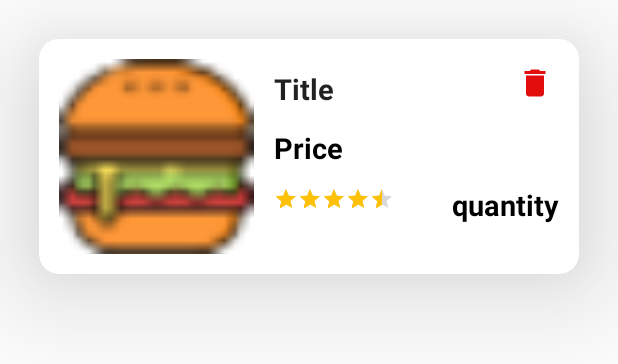
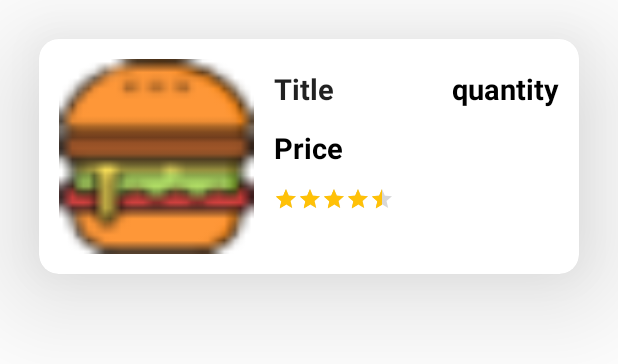
Before and after one commit to aliboss755/myAmazon, an Android app: the layout custom_card.xml on its own in the app's theme, with its tools: preview values and no code run, on a phone screen of 412 x 824 dp. Shown: the top 364 px of the screen. Run offline under Robolectric (Android 15) with nearby library versions, the phone set to English and light mode, and no system bars.

```diff
--- a/app/src/main/java/com/example/myamazon/ViewProductActivity.java
+++ b/app/src/main/java/com/example/myamazon/ViewProductActivity.java
@@ -99,6 +99,7 @@ public class ViewProductActivity extends AppCompatActivity implements OnItemClic
         binding.productRv.setAdapter ( adepter );
         binding.productRv.setLayoutManager ( new GridLayoutManager ( this, 2, LinearLayoutManager.VERTICAL, false ) );
         binding.productRv.setHasFixedSize ( true );
+        //noinspection deprecation
         binding.BottomNavigationView.setOnNavigationItemSelectedListener ( this::onNavigationItemSelected2 );
 
 
--- a/app/src/main/java/com/example/myamazon/ViewProductCustomerActivity.java
+++ b/app/src/main/java/com/example/myamazon/ViewProductCustomerActivity.java
@@ -65,7 +65,7 @@ public class ViewProductCustomerActivity extends AppCompatActivity implements On
             // Handle item selection here
             switch (item.getItemId ( )) {
                 case R.id.bag:
-                    startActivity ( new Intent ( getBaseContext ( ), Ordering_CartActivity.class ).putExtra ( "customerId", id ) );
+                    launcher.launch ( new Intent ( getBaseContext ( ), Ordering_CartActivity.class ).putExtra ( "customerId", id ) );
                     return true;
                 case R.id.persone:
                     startActivity ( new Intent ( getBaseContext ( ), UserPageActivity.class ).putExtra ( "name", userName ).putExtra ( "id", id ) );
--- a/app/src/main/java/com/example/myamazon/productCustomerAdapter.java
+++ b/app/src/main/java/com/example/myamazon/productCustomerAdapter.java
@@ -56,7 +56,6 @@ public class productCustomerAdapter extends RecyclerView.Adapter<productCustomer
             title=binding.productName;
             quantity=binding.productQuantities;
             price=binding.productPrice;
-            deleteImage=binding.productDeleted;
             productImage=binding.productImage;
 
         }
--- a/app/src/main/res/layout/activity_add_new_product.xml
+++ b/app/src/main/res/layout/activity_add_new_product.xml
@@ -92,6 +92,7 @@
                 <com.google.android.material.textfield.TextInputEditText
                     android:id="@+id/product_price"
                     android:layout_width="match_parent"
+                    android:inputType="number"
                     android:layout_height="match_parent"
                     style="@style/Widget.MaterialComponents.TextInputLayout.OutlinedBox"
                     android:hint="@string/product_price"
@@ -109,6 +110,8 @@
                     android:id="@+id/product_quantity"
                     android:layout_width="match_parent"
                     android:layout_height="match_parent"
+                    android:inputType="number"
+
                     android:hint="@string/product_quantity"
                     android:textColorHint="@color/black" />
 
--- a/app/src/main/res/layout/custom_card.xml
+++ b/app/src/main/res/layout/custom_card.xml
@@ -13,43 +13,41 @@
     <androidx.constraintlayout.widget.ConstraintLayout
         android:layout_width="match_parent"
         android:layout_height="match_parent"
-        android:padding="@dimen/_10sdp"
-        >
+        android:padding="@dimen/_10sdp">
 
         <ImageView
             android:id="@+id/product_Image"
             android:layout_width="@dimen/_100sdp"
             android:layout_height="@dimen/_100sdp"
+            android:src="@drawable/hamburger"
             app:layout_constraintStart_toStartOf="parent"
-            app:layout_constraintTop_toTopOf="parent"
-            android:src="@drawable/hamburger"
-            />
+            app:layout_constraintTop_toTopOf="parent" />
 
         <TextView
             android:id="@+id/product_Name"
+            style="@style/TextAppearance.AppCompat.Headline"
             android:layout_width="wrap_content"
             android:layout_height="wrap_content"
-            app:layout_constraintStart_toEndOf="@id/product_Image"
-            app:layout_constraintTop_toTopOf="parent"
+            android:layout_marginStart="@dimen/_10sdp"
             android:layout_marginTop="@dimen/_5sdp"
             android:text="Title"
-            android:layout_marginStart="@dimen/_10sdp"
             android:textSize="@dimen/_15ssp"
             android:textStyle="bold"
-            style="@style/TextAppearance.AppCompat.Headline"
-            />
+            app:layout_constraintStart_toEndOf="@id/product_Image"
+            app:layout_constraintTop_toTopOf="parent" />
+
         <TextView
             android:id="@+id/product_Price"
             android:layout_width="wrap_content"
+            android:layout_height="wrap_content"
+            android:layout_marginStart="@dimen/_10sdp"
+            android:layout_marginTop="@dimen/_10sdp"
+            android:text="Price"
             android:textColor="@color/black"
-            android:layout_height="wrap_content"
+            android:textSize="@dimen/_15ssp"
+            android:textStyle="bold"
             app:layout_constraintStart_toEndOf="@id/product_Image"
             app:layout_constraintTop_toBottomOf="@id/product_Name"
-            android:layout_marginTop="@dimen/_10sdp"
-            android:text="Price"
-            android:layout_marginStart="@dimen/_10sdp"
-            android:textSize="@dimen/_15ssp"
-            android:textStyle="bold"
 
             />
 
@@ -58,42 +56,29 @@
             android:id="@+id/rating"
             style="@style/Widget.AppCompat.RatingBar.Small"
             android:layout_width="wrap_content"
+            android:layout_height="16dp"
+            android:layout_marginStart="@dimen/_10sdp"
+            android:layout_marginTop="@dimen/_10sdp"
+            android:layout_marginEnd="@dimen/_10sdp"
             android:numStars="5"
+            android:progressTint="@color/yellow"
             android:rating="4.5"
-            android:layout_marginStart="@dimen/_10sdp"
+            android:secondaryProgressTint="@color/yellow"
             app:layout_constraintStart_toEndOf="@id/product_Image"
-            android:layout_marginTop="@dimen/_10sdp"
-            app:layout_constraintTop_toBottomOf="@+id/product_Price"
-            android:layout_marginEnd="@dimen/_10sdp"
-            android:progressTint="@color/yellow"
-            android:secondaryProgressTint="@color/yellow"
-            android:layout_height="16dp"/>
+            app:layout_constraintTop_toBottomOf="@+id/product_Price" />
 
-        <ImageButton
-            android:id="@+id/product_deleted"
-            android:layout_width="wrap_content"
-            android:layout_height="wrap_content"
-            android:layout_marginTop="4dp"
-            android:layout_marginEnd="4dp"
-            android:background="@color/white"
-            android:src="@drawable/ic_delet"
-            app:layout_constraintBaseline_toBottomOf="parent"
-            app:layout_constraintEnd_toEndOf="parent"
-
-            app:layout_constraintTop_toTopOf="parent" />
 
         <TextView
-            android:textColor="@color/black"
             android:id="@+id/product_quantities"
             android:layout_width="wrap_content"
             android:layout_height="wrap_content"
-            android:layout_marginTop="56dp"
             android:text="quantity"
+            android:textColor="@color/black"
             android:textSize="@dimen/_15ssp"
             android:textStyle="bold"
 
             app:layout_constraintEnd_toEndOf="parent"
-            app:layout_constraintTop_toBottomOf="@id/product_deleted" />
+            app:layout_constraintTop_toTopOf="@+id/product_Name" />
 
 
     </androidx.constraintlayout.widget.ConstraintLayout>
```
Also changed, not shown: app/src/main/java/com/example/myamazon/CategoryAdapter.java (+56 -44 lines), app/src/main/java/com/example/myamazon/InfoProductCustomerActivity.java (+6 -5 lines), app/src/main/java/com/example/myamazon/Ordering_CartActivity.java (+4 -6 lines), app/src/main/java/com/example/myamazon/mySql.java (+69 -20 lines), app/src/main/res/layout/activity_screen4.xml (+36 -32 lines).
